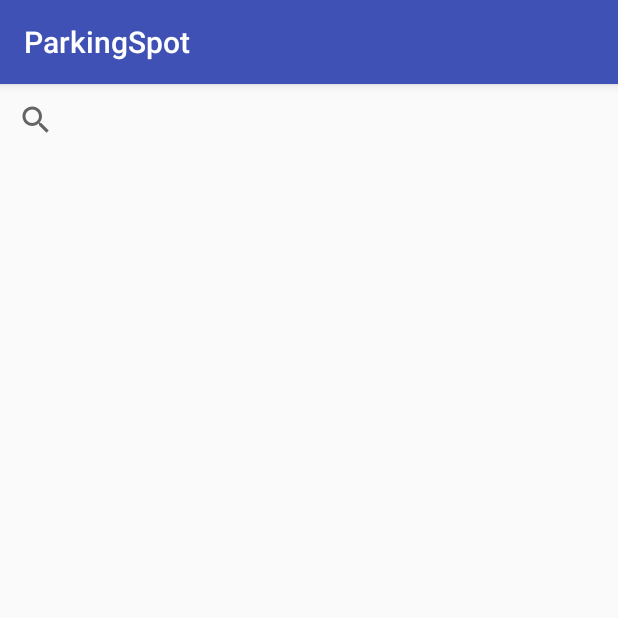
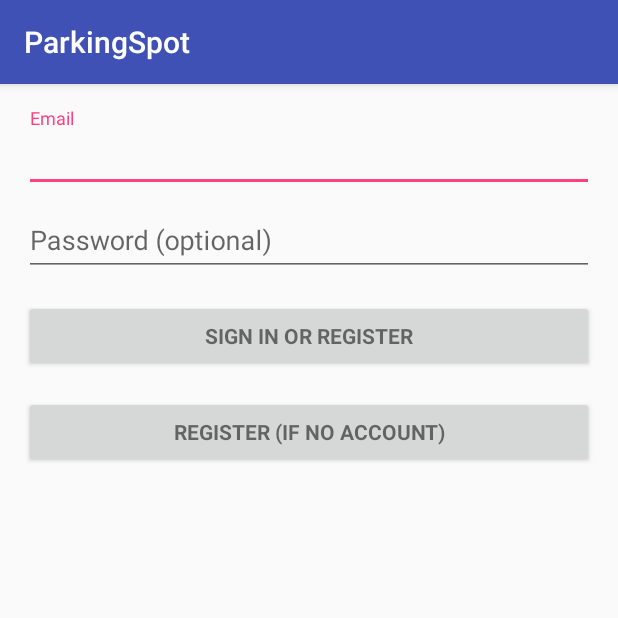
Before and after one commit to yashYRS/MultipleIntelligence, an Android app: the screen it shows after launch (RouteNavigation before the commit, LoginActivity after it), on a phone screen of 412 x 824 dp, the top half of it. Run offline under Robolectric (Android 15) with nearby library versions, the light colour scheme and no system bars.

Commit message:
Initial FrameWork for Client Side

```diff
--- a/ParkingSpot/ClientSide/app/build.gradle
+++ b/ParkingSpot/ClientSide/app/build.gradle
@@ -22,6 +22,7 @@ dependencies {
     implementation fileTree(dir: 'libs', include: ['*.jar'])
     implementation 'com.android.support:appcompat-v7:28.0.0'
     implementation 'com.android.support.constraint:constraint-layout:1.1.3'
+    implementation 'com.android.support:design:28.0.0'
     testImplementation 'junit:junit:4.12'
     androidTestImplementation 'com.android.support.test:runner:1.0.2'
     androidTestImplementation 'com.android.support.test.espresso:espresso-core:3.0.2'
--- a/ParkingSpot/ClientSide/app/src/main/java/com/sih/pysociety/parkingspot/RouteNavigation.java
+++ /dev/null
@@ -1,72 +0,0 @@
-package com.sih.pysociety.parkingspot;
-
-import android.Manifest;
-import android.content.Context;
-import android.content.DialogInterface;
-import android.content.pm.PackageManager;
-import android.location.Criteria;
-import android.location.Location;
-import android.location.LocationListener;
-import android.location.LocationManager;
-import android.support.annotation.NonNull;
-import android.support.v4.app.ActivityCompat;
-import android.support.v4.content.ContextCompat;
-import android.support.v7.app.AlertDialog;
-import android.support.v7.app.AppCompatActivity;
-import android.os.Bundle;
-import android.util.Log;
-
-import static android.location.LocationManager.GPS_PROVIDER;
-
-public class RouteNavigation extends AppCompatActivity{
-    private LocationManager locationManager ;
-    private LocationListener locationListener ;
-    @Override
-    protected void onCreate(Bundle savedInstanceState) {
-        super.onCreate(savedInstanceState);
-        setContentView(R.layout.activity_route_navigation);
-
-        locationManager = (LocationManager) this.getSystemService(LOCATION_SERVICE) ;
-        locationListener = new LocationListener() {
-            @Override
-            public void onLocationChanged(Location location) {
-                Log.d(" Location : ", location.toString()) ;
-            }
-
-            @Override
-            public void onStatusChanged(String provider, int status, Bundle extras) {
-
-            }
-
-            @Override
-            public void onProviderEnabled(String provider) {
-
-            }
-
-            @Override
-            public void onProviderDisabled(String provider) {
-
-            }
-        };
-        if( ActivityCompat.checkSelfPermission(this,Manifest.permission.ACCESS_FINE_LOCATION)
-                != PackageManager.PERMISSION_GRANTED) {
-
-            ActivityCompat.requestPermissions(this,new String[]{Manifest.permission.ACCESS_FINE_LOCATION},1);
-            return ;
-        }else {
-            locationManager.requestLocationUpdates(LocationManager.GPS_PROVIDER, 0, 0, locationListener);
-            locationManager.
-        }
-    }
-
-    @Override
-    public void onRequestPermissionsResult(int requestCode, @NonNull String[] permissions, @NonNull int[] grantResults) {
-        super.onRequestPermissionsResult(requestCode, permissions, grantResults);
-        if (grantResults.length > 0 && grantResults[0] == PackageManager.PERMISSION_GRANTED) {
-            if(ContextCompat.checkSelfPermission(this,Manifest.permission.ACCESS_FINE_LOCATION)
-                    == PackageManager.PERMISSION_GRANTED) {
-                locationManager.requestLocationUpdates(LocationManager.GPS_PROVIDER,0,0,locationListener);
-            }
-        }
-    }
-}
--- /dev/null
+++ b/ParkingSpot/ClientSide/app/src/main/res/layout/activity_login.xml
@@ -0,0 +1,84 @@
+<?xml version="1.0" encoding="utf-8"?>
+<LinearLayout xmlns:android="http://schemas.android.com/apk/res/android"
+    xmlns:tools="http://schemas.android.com/tools"
+    android:layout_width="match_parent"
+    android:layout_height="match_parent"
+    android:gravity="center_horizontal"
+    android:orientation="vertical"
+    android:paddingBottom="@dimen/activity_vertical_margin"
+    android:paddingLeft="@dimen/activity_horizontal_margin"
+    android:paddingRight="@dimen/activity_horizontal_margin"
+    android:paddingTop="@dimen/activity_vertical_margin"
+    tools:context=".LoginActivity">
+
+    <!-- Login progress -->
+    <ProgressBar
+        android:id="@+id/login_progress"
+        style="?android:attr/progressBarStyleLarge"
+        android:layout_width="wrap_content"
+        android:layout_height="wrap_content"
+        android:layout_marginBottom="8dp"
+        android:visibility="gone" />
+
+    <ScrollView
+        android:id="@+id/login_form"
+        android:layout_width="match_parent"
+        android:layout_height="match_parent">
+
+        <LinearLayout
+            android:id="@+id/email_login_form"
+            android:layout_width="match_parent"
+            android:layout_height="wrap_content"
+            android:orientation="vertical">
+            <android.support.design.widget.TextInputLayout
+                android:layout_width="match_parent"
+                android:layout_height="wrap_content">
+
+                <EditText
+                    android:id="@+id/email"
+                    android:layout_width="match_parent"
+                    android:layout_height="wrap_content"
+                    android:hint="@string/prompt_email"
+                    android:inputType="textEmailAddress"
+                    android:maxLines="1"
+                    android:singleLine="true" />
+
+            </android.support.design.widget.TextInputLayout>
+
+            <android.support.design.widget.TextInputLayout
+                android:layout_width="match_parent"
+                android:layout_height="wrap_content">
+
+                <EditText
+                    android:id="@+id/password"
+                    android:layout_width="match_parent"
+                    android:layout_height="wrap_content"
+                    android:hint="@string/prompt_password"
+                    android:imeActionId="6"
+                    android:imeActionLabel="@string/action_sign_in_short"
+                    android:imeOptions="actionUnspecified"
+                    android:inputType="textPassword"
+                    android:maxLines="1"
+                    android:singleLine="true" />
+
+            </android.support.design.widget.TextInputLayout>
+
+            <Button
+                android:id="@+id/email_sign_in_button"
+                style="?android:textAppearanceSmall"
+                android:layout_width="match_parent"
+                android:layout_height="wrap_content"
+                android:layout_marginTop="16dp"
+                android:text="@string/action_sign_in"
+                android:textStyle="bold" />
+            <Button
+                android:id="@+id/registerbutton"
+                style="?android:textAppearanceSmall"
+                android:layout_width="match_parent"
+                android:layout_height="wrap_content"
+                android:layout_marginTop="16dp"
+                android:text="@string/action_register"
+                android:textStyle="bold" />
+        </LinearLayout>
+    </ScrollView>
+</LinearLayout>
--- a/ParkingSpot/ClientSide/app/src/main/res/layout/activity_route_navigation.xml
+++ /dev/null
@@ -1,24 +0,0 @@
-<?xml version="1.0" encoding="utf-8"?>
-<android.support.constraint.ConstraintLayout xmlns:android="http://schemas.android.com/apk/res/android"
-    xmlns:app="http://schemas.android.com/apk/res-auto"
-    xmlns:tools="http://schemas.android.com/tools"
-    android:layout_width="match_parent"
-    android:layout_height="match_parent"
-    tools:context=".RouteNavigation">
-    <SearchView
-        android:id="@+id/search_viewRN"
-        android:layout_width="match_parent"
-        android:layout_height="wrap_content"
-        >
-    </SearchView>
-    <com.google.android.gms.maps.MapView
-        android:id="@+id/map_viewRN"
-        android:layout_width="match_parent"
-        android:layout_height="wrap_content"
-        app:layout_constraintLeft_toLeftOf="parent"
-        app:layout_constraintRight_toRightOf="parent"
-        app:layout_constraintBottom_toBottomOf="@id/search_viewRN"
-        >
-    </com.google.android.gms.maps.MapView>
-
-</android.support.constraint.ConstraintLayout>
--- /dev/null
+++ b/ParkingSpot/ClientSide/app/src/main/res/values/dimens.xml
@@ -0,0 +1,5 @@
+<resources>
+    <!-- Default screen margins, per the Android Design guidelines. -->
+    <dimen name="activity_horizontal_margin">16dp</dimen>
+    <dimen name="activity_vertical_margin">16dp</dimen>
+</resources>
--- a/ParkingSpot/ClientSide/app/src/main/res/values/strings.xml
+++ b/ParkingSpot/ClientSide/app/src/main/res/values/strings.xml
@@ -3,4 +3,22 @@
     <string name="title_location_permission"> Allow Access to location</string>
     <string name="text_location_permission">This app needs permission to access the location of the device, for better service</string>
     <string name="ok">Enable</string>
+    <string name="title_activity_directions">Map</string>
+    <string name="title_activity_login">Sign in</string>
+
+    <!-- Strings related to login -->
+    <string name="prompt_email">Email</string>
+    <string name="prompt_password">Password (optional)</string>
+    <string name="action_sign_in">Sign in or register</string>
+    <string name="action_sign_in_short">Sign in</string>
+    <string name="error_invalid_email">This email address is invalid</string>
+    <string name="error_invalid_password">This password is too short</string>
+    <string name="error_incorrect_password">This password is incorrect</string>
+    <string name="error_field_required">This field is required</string>
+    <string name="permission_rationale">"Contacts permissions are needed for providing email
+        completions."
+    </string>
+    <string name="action_register">Register (If no account)</string>
+    <string name ="text_register">Register page</string>
+    <string name ="text_profile">Profile page</string>
 </resources>
--- a/ParkingSpot/ClientSide/app/src/main/res/values/styles.xml
+++ b/ParkingSpot/ClientSide/app/src/main/res/values/styles.xml
@@ -1,7 +1,7 @@
 <resources>
 
     <!-- Base application theme. -->
-    <style name="AppTheme" parent="Theme.AppCompat.Light.DarkActionBar">
+    <style name="AppTheme" parent="Base.Theme.AppCompat.Light.DarkActionBar">
         <!-- Customize your theme here. -->
         <item name="colorPrimary">@color/colorPrimary</item>
         <item name="colorPrimaryDark">@color/colorPrimaryDark</item>
```
Also changed, not shown: ParkingSpot/ClientSide/app/src/debug/res/values/google_maps_api.xml (added, +24 -0 lines), ParkingSpot/ClientSide/app/src/main/AndroidManifest.xml (+24 -2 lines), ParkingSpot/ClientSide/app/src/main/java/com/sih/pysociety/parkingspot/LoginActivity.java (added, +235 -0 lines), ParkingSpot/ClientSide/app/src/main/java/com/sih/pysociety/parkingspot/ParkingRequestActivity.java (added, +13 -0 lines), ParkingSpot/ClientSide/app/src/main/java/com/sih/pysociety/parkingspot/RegisterActivity.java (added, +13 -0 lines), ParkingSpot/ClientSide/app/src/main/res/layout/activity_parking_request.xml (added, +16 -0 lines), ParkingSpot/ClientSide/app/src/main/res/layout/activity_register.xml (added, +15 -0 lines), 1 other file.
